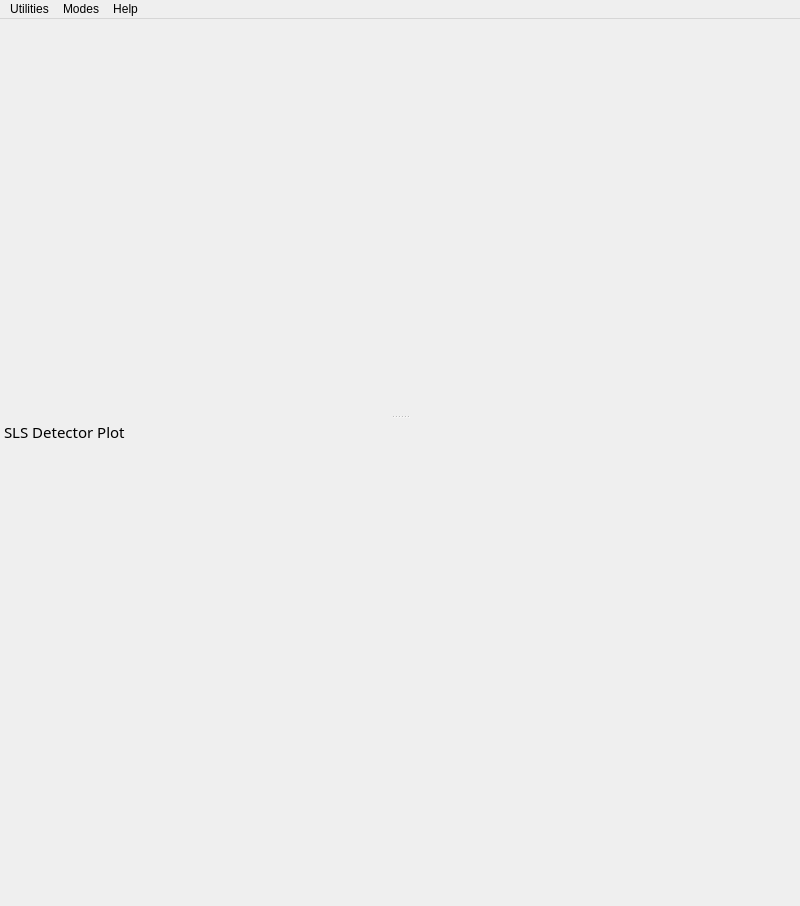
The window that slsDetectorGui/forms/form_detectormain.ui (slsdetectorgroup/slsDetectorPackage) describes before a commit, drawn with Qt 5.
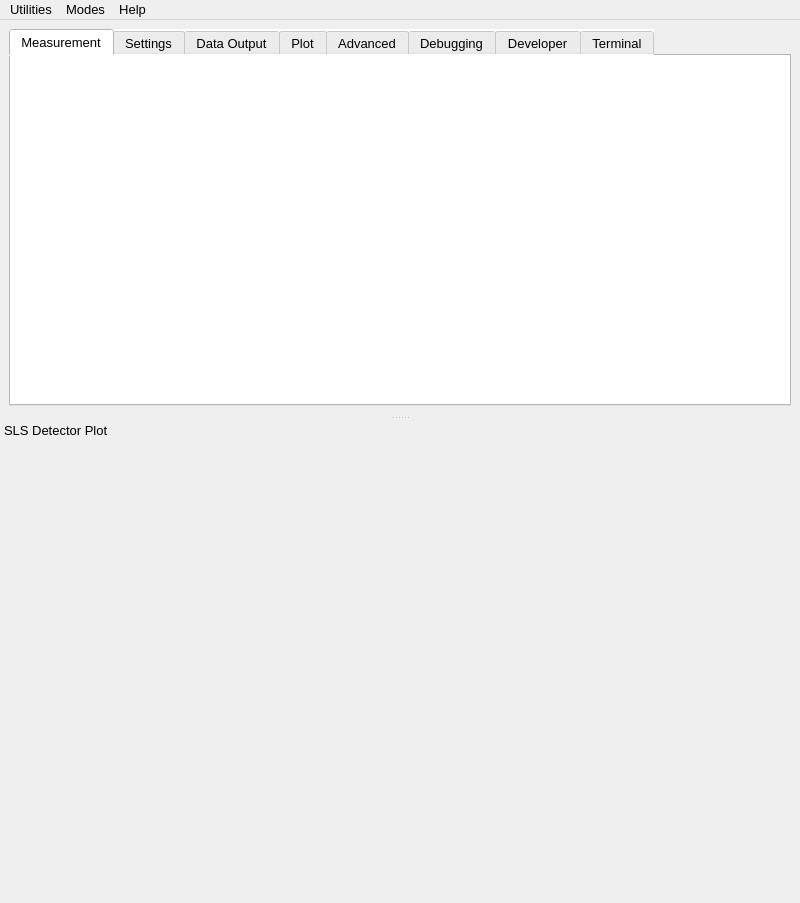
The same window after the commit. Icons and pictures are not drawn.

Commit message: kind of works with scroll, font left and other minor adjustments

Patch:
```diff
--- a/slsDetectorGui/forms/form_detectormain.ui
+++ b/slsDetectorGui/forms/form_detectormain.ui
@@ -10,7 +10,7 @@
     <x>0</x>
     <y>0</y>
     <width>800</width>
-    <height>906</height>
+    <height>903</height>
    </rect>
   </property>
   <property name="sizePolicy">
@@ -166,7 +166,7 @@
   </property>
   <property name="font">
    <font>
-    <pointsize>9</pointsize>
+    <pointsize>10</pointsize>
    </font>
   </property>
   <property name="windowTitle">
@@ -210,7 +210,478 @@
      <height>395</height>
     </size>
    </property>
-   <layout class="QGridLayout" name="layoutTabs"/>
+   <layout class="QGridLayout" name="layoutTabs">
+    <item row="0" column="0">
+     <widget class="QTabWidget" name="tabs">
+      <property name="palette">
+       <palette>
+        <active>
+         <colorrole role="WindowText">
+          <brush brushstyle="SolidPattern">
+           <color alpha="255">
+            <red>0</red>
+            <green>0</green>
+            <blue>0</blue>
+           </color>
+          </brush>
+         </colorrole>
+         <colorrole role="Button">
+          <brush brushstyle="SolidPattern">
+           <color alpha="255">
+            <red>255</red>
+            <green>255</green>
+            <blue>255</blue>
+           </color>
+          </brush>
+         </colorrole>
+         <colorrole role="Text">
+          <brush brushstyle="SolidPattern">
+           <color alpha="255">
+            <red>0</red>
+            <green>0</green>
+            <blue>0</blue>
+           </color>
+          </brush>
+         </colorrole>
+         <colorrole role="ButtonText">
+          <brush brushstyle="SolidPattern">
+           <color alpha="255">
+            <red>0</red>
+            <green>0</green>
+            <blue>0</blue>
+           </color>
+          </brush>
+         </colorrole>
+         <colorrole role="Base">
+          <brush brushstyle="SolidPattern">
+           <color alpha="255">
+            <red>255</red>
+            <green>255</green>
+            <blue>255</blue>
+           </color>
+          </brush>
+         </colorrole>
+         <colorrole role="Window">
+          <brush brushstyle="SolidPattern">
+           <color alpha="255">
+            <red>255</red>
+            <green>255</green>
+            <blue>255</blue>
+           </color>
+          </brush>
+         </colorrole>
+         <colorrole role="PlaceholderText">
+          <brush brushstyle="SolidPattern">
+           <color alpha="128">
+            <red>0</red>
+            <green>0</green>
+            <blue>0</blue>
+           </color>
+          </brush>
+         </colorrole>
+        </active>
+        <inactive>
+         <colorrole role="WindowText">
+          <brush brushstyle="SolidPattern">
+           <color alpha="255">
+            <red>0</red>
+            <green>0</green>
+            <blue>0</blue>
+           </color>
+          </brush>
+         </colorrole>
+         <colorrole role="Button">
+          <brush brushstyle="SolidPattern">
+           <color alpha="255">
+            <red>255</red>
+            <green>255</green>
+            <blue>255</blue>
+           </color>
+          </brush>
+         </colorrole>
+         <colorrole role="Text">
+          <brush brushstyle="SolidPattern">
+           <color alpha="255">
+            <red>0</red>
+            <green>0</green>
+            <blue>0</blue>
+           </color>
+          </brush>
+         </colorrole>
+         <colorrole role="ButtonText">
+          <brush brushstyle="SolidPattern">
+           <color alpha="255">
+            <red>0</red>
+            <green>0</green>
+            <blue>0</blue>
+           </color>
+          </brush>
+         </colorrole>
+         <colorrole role="Base">
+          <brush brushstyle="SolidPattern">
+           <color alpha="255">
+            <red>255</red>
+            <green>255</green>
+            <blue>255</blue>
+           </color>
+          </brush>
+         </colorrole>
+         <colorrole role="Window">
+          <brush brushstyle="SolidPattern">
+           <color alpha="255">
+            <red>255</red>
+            <green>255</green>
+            <blue>255</blue>
+           </color>
+          </brush>
+         </colorrole>
+         <colorrole role="PlaceholderText">
+          <brush brushstyle="SolidPattern">
+           <color alpha="128">
+            <red>0</red>
+            <green>0</green>
+            <blue>0</blue>
+           </color>
+          </brush>
+         </colorrole>
+        </inactive>
+        <disabled>
+         <colorrole role="WindowText">
+          <brush brushstyle="SolidPattern">
+           <color alpha="255">
+            <red>185</red>
+            <green>185</green>
+            <blue>185</blue>
+           </color>
+          </brush>
+         </colorrole>
+         <colorrole role="Button">
+          <brush brushstyle="SolidPattern">
+           <color alpha="255">
+            <red>255</red>
+            <green>255</green>
+            <blue>255</blue>
+           </color>
+          </brush>
+         </colorrole>
+         <colorrole role="Text">
+          <brush brushstyle="SolidPattern">
+           <color alpha="255">
+            <red>185</red>
+            <green>185</green>
+            <blue>185</blue>
+           </color>
+          </brush>
+         </colorrole>
+         <colorrole role="ButtonText">
+          <brush brushstyle="SolidPattern">
+           <color alpha="255">
+            <red>185</red>
+            <green>185</green>
+            <blue>185</blue>
+           </color>
+          </brush>
+         </colorrole>
+         <colorrole role="Base">
+          <brush brushstyle="SolidPattern">
+           <color alpha="255">
+            <red>255</red>
+            <green>255</green>
+            <blue>255</blue>
+           </color>
+          </brush>
+         </colorrole>
+         <colorrole role="Window">
+          <brush brushstyle="SolidPattern">
+           <color alpha="255">
+            <red>255</red>
+            <green>255</green>
+            <blue>255</blue>
+           </color>
+          </brush>
+         </colorrole>
+         <colorrole role="PlaceholderText">
+          <brush brushstyle="SolidPattern">
+           <color alpha="128">
+            <red>0</red>
+            <green>0</green>
+            <blue>0</blue>
+           </color>
+          </brush>
+         </colorrole>
+        </disabled>
+       </palette>
+      </property>
+      <property name="focusPolicy">
+       <enum>Qt::NoFocus</enum>
+      </property>
+      <property name="styleSheet">
+       <string notr="true">background-color: rgb(255, 255, 255);</string>
+      </property>
+      <property name="currentIndex">
+       <number>0</number>
+      </property>
+      <widget class="QWidget" name="tMeasurement">
+       <attribute name="title">
+        <string>Measurement</string>
+       </attribute>
+       <layout class="QGridLayout" name="gridLayout_2">
+        <property name="leftMargin">
+         <number>0</number>
+        </property>
+        <property name="topMargin">
+         <number>0</number>
+        </property>
+        <property name="rightMargin">
+         <number>0</number>
+        </property>
+        <property name="bottomMargin">
+         <number>0</number>
+        </property>
+        <property name="spacing">
+         <number>0</number>
+        </property>
+        <item row="0" column="0">
+         <widget class="QScrollArea" name="scrollMeasurement">
+          <property name="focusPolicy">
+           <enum>Qt::NoFocus</enum>
+          </property>
+          <property name="frameShape">
+           <enum>QFrame::NoFrame</enum>
+          </property>
+          <property name="widgetResizable">
+           <bool>true</bool>
+          </property>
+          <widget class="QWidget" name="scrollAreaWidgetContents">
+           <property name="geometry">
+            <rect>
+             <x>0</x>
+             <y>0</y>
+             <width>780</width>
+             <height>340</height>
+            </rect>
+           </property>
+          </widget>
+         </widget>
+        </item>
+       </layout>
+      </widget>
+      <widget class="QWidget" name="tSettings">
+       <attribute name="title">
+        <string>Settings</string>
+       </attribute>
+       <layout class="QGridLayout" name="gridLayout_3">
+        <item row="0" column="0">
+         <widget class="QScrollArea" name="scrollSettings">
+          <property name="focusPolicy">
+           <enum>Qt::NoFocus</enum>
+          </property>
+          <property name="frameShape">
+           <enum>QFrame::NoFrame</enum>
+          </property>
+          <property name="widgetResizable">
+           <bool>true</bool>
+          </property>
+          <widget class="QWidget" name="scrollAreaWidgetContents_2">
+           <property name="geometry">
+            <rect>
+             <x>0</x>
+             <y>0</y>
+             <width>768</width>
+             <height>328</height>
+            </rect>
+           </property>
+          </widget>
+         </widget>
+        </item>
+       </layout>
+      </widget>
+      <widget class="QWidget" name="tDataOutput">
+       <attribute name="title">
+        <string>Data Output</string>
+       </attribute>
+       <layout class="QGridLayout" name="gridLayout_4">
+        <item row="0" column="0">
+         <widget class="QScrollArea" name="scrollDataOutput">
+          <property name="focusPolicy">
+           <enum>Qt::NoFocus</enum>
+          </property>
+          <property name="frameShape">
+           <enum>QFrame::NoFrame</enum>
+          </property>
+          <property name="widgetResizable">
+           <bool>true</bool>
+          </property>
+          <widget class="QWidget" name="scrollAreaWidgetContents_3">
+           <property name="geometry">
+            <rect>
+             <x>0</x>
+             <y>0</y>
+             <width>768</width>
+             <height>328</height>
+            </rect>
+           </property>
+          </widget>
+         </widget>
+        </item>
+       </layout>
+      </widget>
+      <widget class="QWidget" name="tPlot">
+       <attribute name="title">
+        <string>Plot</string>
+       </attribute>
+       <layout class="QGridLayout" name="gridLayout_6">
+        <item row="0" column="0">
+         <widget class="QScrollArea" name="scrollPlot">
+          <property name="focusPolicy">
+           <enum>Qt::NoFocus</enum>
+          </property>
+          <property name="frameShape">
+           <enum>QFrame::NoFrame</enum>
+          </property>
+          <property name="widgetResizable">
+           <bool>true</bool>
+          </property>
+          <widget class="QWidget" name="scrollAreaWidgetContents_4">
+           <property name="geometry">
+            <rect>
+             <x>0</x>
+             <y>0</y>
+             <width>768</width>
+             <height>328</height>
+            </rect>
+           </property>
+          </widget>
+         </widget>
+        </item>
+       </layout>
+      </widget>
+      <widget class="QWidget" name="tAdvanced">
+       <property name="enabled">
+        <bool>true</bool>
+       </property>
+       <attribute name="title">
+        <string>Advanced</string>
+       </attribute>
+       <layout class="QGridLayout" name="gridLayout_8">
+        <item row="0" column="0">
+         <widget class="QScrollArea" name="scrollAdvanced">
+          <property name="focusPolicy">
+           <enum>Qt::NoFocus</enum>
+          </property>
+          <property name="frameShape">
+           <enum>QFrame::NoFrame</enum>
+          </property>
+          <property name="widgetResizable">
+           <bool>true</bool>
+          </property>
+          <widget class="QWidget" name="scrollAreaWidgetContents_5">
+           <property name="geometry">
+            <rect>
+             <x>0</x>
+             <y>0</y>
+             <width>768</width>
+             <height>328</height>
+            </rect>
+           </property>
+          </widget>
+         </widget>
+        </item>
+       </layout>
+      </widget>
+      <widget class="QWidget" name="tDebugging">
+       <attribute name="title">
+        <string>Debugging</string>
+       </attribute>
+       <layout class="QGridLayout" name="gridLayout_10">
+        <item row="0" column="0">
+         <widget class="QScrollArea" name="scrollDebugging">
+          <property name="focusPolicy">
+           <enum>Qt::NoFocus</enum>
+          </property>
+          <property name="frameShape">
+           <enum>QFrame::NoFrame</enum>
+          </property>
+          <property name="widgetResizable">
+           <bool>true</bool>
+          </property>
+          <widget class="QWidget" name="scrollAreaWidgetContents_6">
+           <property name="geometry">
+            <rect>
+             <x>0</x>
+             <y>0</y>
+             <width>768</width>
+             <height>328</height>
+            </rect>
+           </property>
+          </widget>
+         </widget>
+        </item>
+       </layout>
+      </widget>
+      <widget class="QWidget" name="tDeveloper">
+       <attribute name="title">
+        <string>Developer</string>
+       </attribute>
+       <layout class="QGridLayout" name="gridLayout_12">
+        <item row="0" column="0">
+         <widget class="QScrollArea" name="scrollDeveloper">
+          <property name="focusPolicy">
+           <enum>Qt::NoFocus</enum>
+          </property>
+          <property name="frameShape">
+           <enum>QFrame::NoFrame</enum>
+          </property>
+          <property name="widgetResizable">
+           <bool>true</bool>
+          </property>
+          <widget class="QWidget" name="scrollAreaWidgetContents_7">
+           <property name="geometry">
+            <rect>
+             <x>0</x>
+             <y>0</y>
+             <width>768</width>
+             <height>328</height>
+            </rect>
+           </property>
+          </widget>
+         </widget>
+        </item>
+       </layout>
+      </widget>
+      <widget class="QWidget" name="tTerminal">
+       <attribute name="title">
+        <string>Terminal</string>
+       </attribute>
+       <layout class="QGridLayout" name="gridLayout_14">
+        <item row="0" column="0">
+         <widget class="QScrollArea" name="scrollTerminal">
+          <property name="focusPolicy">
+           <enum>Qt::NoFocus</enum>
+          </property>
+          <property name="frameShape">
+           <enum>QFrame::NoFrame</enum>
+          </property>
+          <property name="widgetResizable">
+           <bool>true</bool>
+          </property>
+          <widget class="QWidget" name="scrollAreaWidgetContents_8">
+           <property name="geometry">
+            <rect>
+             <x>0</x>
+             <y>0</y>
+             <width>768</width>
+             <height>328</height>
+            </rect>
+           </property>
+          </widget>
+         </widget>
+        </item>
+       </layout>
+      </widget>
+     </widget>
+    </item>
+   </layout>
   </widget>
   <widget class="QDockWidget" name="dockWidgetPlot">
    <property name="enabled">
@@ -225,7 +696,7 @@
    <property name="minimumSize">
     <size>
      <width>50</width>
-     <height>425</height>
+     <height>438</height>
     </size>
    </property>
    <property name="maximumSize">
@@ -236,8 +707,8 @@
    </property>
    <property name="font">
     <font>
-     <family>Sans Serif</family>
-     <pointsize>11</pointsize>
+     <family>Cantarell</family>
+     <pointsize>10</pointsize>
      <weight>50</weight>
      <bold>false</bold>
     </font>
@@ -321,8 +792,8 @@
     </property>
     <property name="font">
      <font>
-      <family>Sans Serif</family>
-      <pointsize>9</pointsize>
+      <family>Cantarell</family>
+      <pointsize>10</pointsize>
       <weight>50</weight>
       <bold>false</bold>
      </font>
@@ -335,7 +806,7 @@
      <x>0</x>
      <y>0</y>
      <width>800</width>
-     <height>25</height>
+     <height>26</height>
     </rect>
    </property>
    <property name="minimumSize">
@@ -345,6 +816,11 @@
     </size>
    </property>
    <widget class="QMenu" name="menuUtilities">
+    <property name="font">
+     <font>
+      <pointsize>10</pointsize>
+     </font>
+    </property>
     <property name="title">
      <string>Utilities</string>
     </property>
@@ -354,6 +830,11 @@
     <addaction name="actionLoadParameters"/>
    </widget>
    <widget class="QMenu" name="menuModes">
+    <property name="font">
+     <font>
+      <pointsize>10</pointsize>
+     </font>
+    </property>
     <property name="title">
      <string>Modes</string>
     </property>
@@ -362,6 +843,11 @@
     <addaction name="actionDockable"/>
    </widget>
    <widget class="QMenu" name="menuHelp">
+    <property name="font">
+     <font>
+      <pointsize>10</pointsize>
+     </font>
+    </property>
     <property name="title">
      <string>Help</string>
     </property>
```
Left out of the diff: 45 changed lines with no effect on the pictures. The commit also changes 7 other files.
